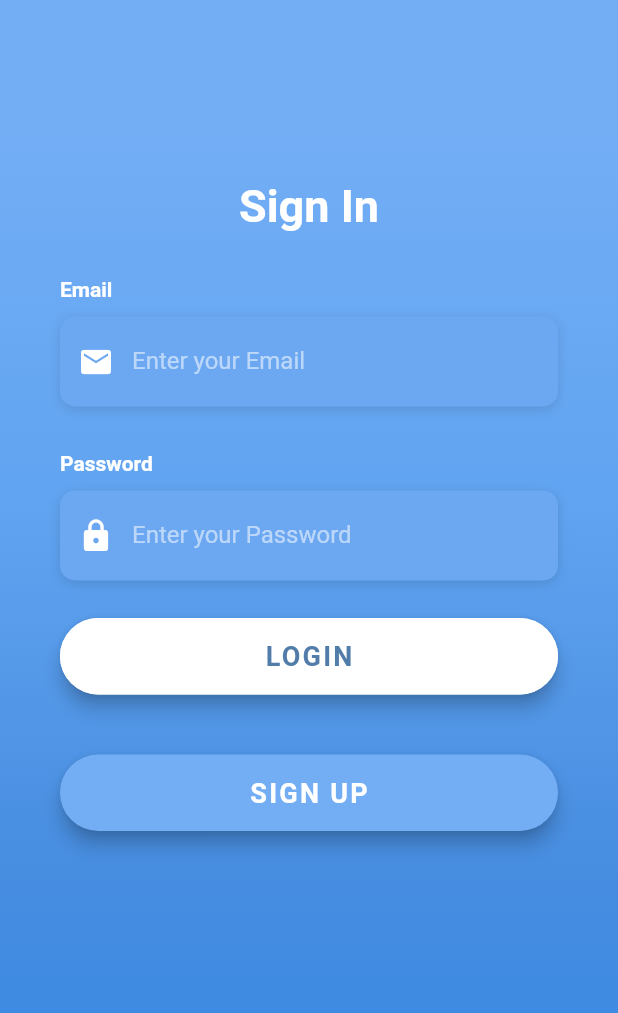
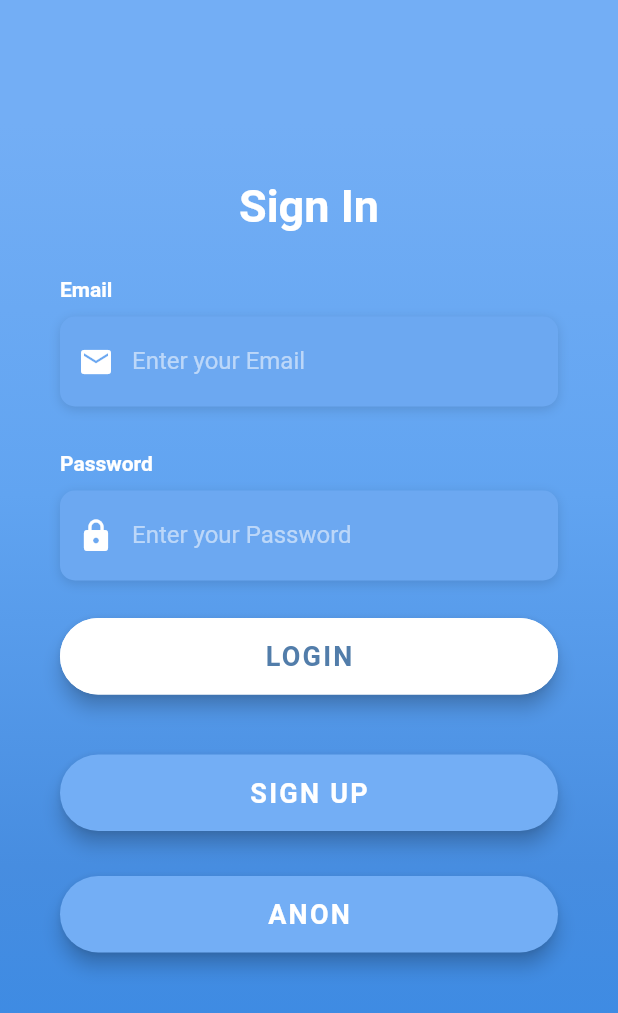
Before and after one commit to jurkko/Budget_Sidekick, a Flutter app: the screen it shows after launch, after a tap on "SIGN UP", on a phone screen of 412 x 824 dp. Shown: the top 1013 px of the screen. Run offline on Flutter 3.47's test engine with Material 2 defaults, Android fonts, the phone set to English and light mode, and no system bars; our stand-ins replace firebase_auth; accounts and stored records are empty; Roboto replaces fonts that are missing (OpenSans).

```diff
--- /dev/null
+++ b/lib/Models/user.dart
@@ -0,0 +1,5 @@
+class User {
+  final String uid;
+
+  User({this.uid});
+}
--- a/lib/Screens/Auth/login.dart
+++ b/lib/Screens/Auth/login.dart
@@ -1,3 +1,4 @@
+import 'package:budget_sidekick/Services/auth.dart';
 import 'package:flutter/material.dart';
 import 'package:flutter/services.dart';
 import 'constants.dart';
@@ -8,6 +9,7 @@ class LoginScreen extends StatefulWidget {
 }
 
 class _LoginScreenState extends State<LoginScreen> {
+  final AuthService _auth = AuthService();
   @override
   Widget build(BuildContext context) {
     return Scaffold(
@@ -150,7 +152,7 @@ class _LoginScreenState extends State<LoginScreen> {
                         width: double.infinity,
                         child: RaisedButton(
                           elevation: 5.0,
-                          onPressed: () => print('Login Button Pressed'),
+                          onPressed: () => print('Sign Up Button Pressed'),
                           padding: EdgeInsets.all(15.0),
                           shape: RoundedRectangleBorder(
                             borderRadius: BorderRadius.circular(30.0),
@@ -158,6 +160,36 @@ class _LoginScreenState extends State<LoginScreen> {
                           color: Color(0xFF73AEF5),
                           child: Text(
                             'SIGN UP',
+                            style: TextStyle(
+                              color: Color(0xFFFFFFFF),
+                              letterSpacing: 1.5,
+                              fontSize: 18.0,
+                              fontWeight: FontWeight.bold,
+                              fontFamily: 'OpenSans',
+                            ),
+                          ),
+                        ),
+                      ),
+                      Container(
+                        padding: EdgeInsets.symmetric(vertical: 15.0),
+                        width: double.infinity,
+                        child: RaisedButton(
+                          elevation: 5.0,
+                          onPressed: () async {
+                            dynamic result = await _auth.signInAnon();
+                            if (result == null) {
+                              print('error signing in');
+                            } else {
+                              print(result.uid);
+                            }
+                          },
+                          padding: EdgeInsets.all(15.0),
+                          shape: RoundedRectangleBorder(
+                            borderRadius: BorderRadius.circular(30.0),
+                          ),
+                          color: Color(0xFF73AEF5),
+                          child: Text(
+                            'ANON',
                             style: TextStyle(
                               color: Color(0xFFFFFFFF),
                               letterSpacing: 1.5,
--- a/lib/Screens/Auth/signup.dart
+++ b/lib/Screens/Auth/signup.dart
@@ -46,7 +46,7 @@ class _LoginScreenState extends State<SignUpScreen> {
                     mainAxisAlignment: MainAxisAlignment.center,
                     children: <Widget>[
                       Text(
-                        'Sign In',
+                        'Sign Up',
                         style: TextStyle(
                           color: Colors.white,
                           fontFamily: 'OpenSans',
@@ -129,7 +129,7 @@ class _LoginScreenState extends State<SignUpScreen> {
                         crossAxisAlignment: CrossAxisAlignment.start,
                         children: <Widget>[
                           Text(
-                            'Password',
+                            'Confirm Password',
                             style: kLabelStyle,
                           ),
                           SizedBox(height: 10.0),
@@ -150,7 +150,7 @@ class _LoginScreenState extends State<SignUpScreen> {
                                   Icons.lock,
                                   color: Colors.white,
                                 ),
-                                hintText: 'Enter your Password',
+                                hintText: 'Confirm your Password',
                                 hintStyle: kHintTextStyle,
                               ),
                             ),
--- a/lib/Screens/wrapper.dart
+++ b/lib/Screens/wrapper.dart
@@ -1,14 +1,17 @@
+import 'package:flutter/material.dart';
+import 'package:budget_sidekick/Models/user.dart';
+import 'package:provider/provider.dart';
 import 'package:budget_sidekick/Screens/Auth/login.dart';
-import 'package:budget_sidekick/Screens/Auth/signup.dart';
-
-import 'package:budget_sidekick/screens/core/menu.dart';
-import 'package:flutter/material.dart';
+import 'package:budget_sidekick/screens/Core/menu.dart';
 
 class Wrapper extends StatelessWidget {
   @override
   Widget build(BuildContext context) {
-    return Container(
-        //Return Manu or Authenticate
-        child: LoginScreen());
+    final user = Provider.of<User>(context);
+    if (user == null) {
+      return LoginScreen();
+    } else {
+      return Menu();
+    }
   }
 }
--- a/lib/Services/auth.dart
+++ b/lib/Services/auth.dart
@@ -1,13 +1,23 @@
 import 'package:firebase_auth/firebase_auth.dart';
+import 'package:budget_sidekick/Models/user.dart';
 
 class AuthService {
   final FirebaseAuth _auth = FirebaseAuth.instance;
+
+  User _userFromFirebaseUser(FirebaseUser user) {
+    return user != null ? User(uid: user.uid) : null;
+  }
+
+  //Auth change
+  Stream<User> get user {
+    return _auth.onAuthStateChanged.map(_userFromFirebaseUser);
+  }
 
   Future signInAnon() async {
     try {
       AuthResult result = await _auth.signInAnonymously();
       FirebaseUser user = result.user;
-      return user;
+      return _userFromFirebaseUser(user);
     } catch (e) {
       print(e.toString());
       return null;
@@ -18,5 +28,12 @@ class AuthService {
   //Register with email & password
 
   //Sign out
-
+  Future signOut() async {
+    try {
+      return await _auth.signOut();
+    } catch (e) {
+      print(e.toString());
+      return null;
+    }
+  }
 }
--- a/lib/main.dart
+++ b/lib/main.dart
@@ -1,11 +1,15 @@
+import 'package:budget_sidekick/Models/user.dart';
+import 'package:budget_sidekick/Services/auth.dart';
 import 'package:budget_sidekick/screens/wrapper.dart';
 import 'package:flutter/material.dart';
+import 'package:provider/provider.dart';
 
 void main() => runApp(MyApp());
 
 class MyApp extends StatelessWidget {
   @override
   Widget build(BuildContext context) {
-    return MaterialApp(home: Wrapper());
+    return StreamProvider<User>.value(
+        value: AuthService().user, child: MaterialApp(home: Wrapper()));
   }
 }
--- a/pubspec.yaml
+++ b/pubspec.yaml
@@ -26,6 +26,7 @@ dependencies:
   shared_preferences: ^0.5.6
   cupertino_icons: ^0.1.2
   simple_animations: ^1.3.3
+  provider: ^4.1.2
 
 dev_dependencies:
   flutter_test:
```
Also changed, not shown: lib/Screens/Core/menu.dart (+21 -1 lines), pubspec.lock.
